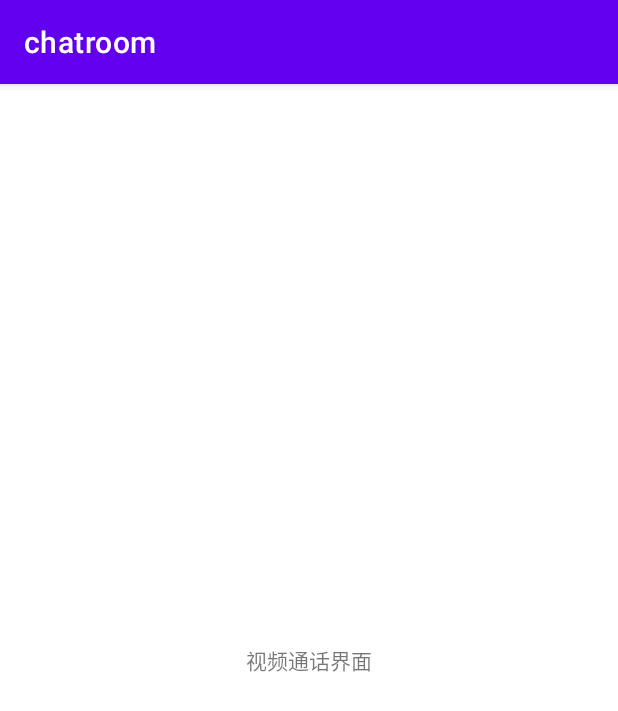
After one commit to xhyf2666/AndroidIM, an Android app: the VideoChatActivity screen opened directly, with no data from a screen before it, on a phone screen of 412 x 824 dp. The commit adds this screen. Shown: the top 711 px of the screen. Run offline under Robolectric (Android 15) with nearby library versions, the phone set to English and light mode, and no system bars.

Commit message:
视频通话请求

```diff
--- a/app/src/main/AndroidManifest.xml
+++ b/app/src/main/AndroidManifest.xml
@@ -13,13 +13,16 @@
         android:allowBackup="true"
         android:dataExtractionRules="@xml/data_extraction_rules"
         android:fullBackupContent="@xml/backup_rules"
-        android:requestLegacyExternalStorage="true"
         android:icon="@mipmap/ic_launcher"
         android:label="@string/app_name"
+        android:requestLegacyExternalStorage="true"
         android:roundIcon="@mipmap/ic_launcher_round"
         android:supportsRtl="true"
         android:theme="@style/Theme.Chatroom"
         tools:targetApi="31">
+        <activity
+            android:name=".Activity.VideoChatActivity"
+            android:exported="false" />
         <activity
             android:name=".Activity.PrivateActivity"
             android:exported="false" />
--- /dev/null
+++ b/app/src/main/java/com/example/chatroom/Activity/VideoChatActivity.kt
@@ -0,0 +1,12 @@
+package com.example.chatroom.Activity
+
+import androidx.appcompat.app.AppCompatActivity
+import android.os.Bundle
+import com.example.chatroom.R
+
+class VideoChatActivity : AppCompatActivity() {
+    override fun onCreate(savedInstanceState: Bundle?) {
+        super.onCreate(savedInstanceState)
+        setContentView(R.layout.activity_video_chat)
+    }
+}
--- a/app/src/main/java/com/example/chatroom/Fragment/GroupFragment.kt
+++ b/app/src/main/java/com/example/chatroom/Fragment/GroupFragment.kt
@@ -170,7 +170,6 @@ class GroupFragment : Fragment() {
         }
     }
 
-    //显示删除录音提示框
     private fun showDonwloadDialog(fileSaver: FileSaver) {
         val builder = AlertDialog.Builder(context)
         builder.setTitle("文件下载")
--- a/app/src/main/java/com/example/chatroom/Fragment/PrivateFragment.kt
+++ b/app/src/main/java/com/example/chatroom/Fragment/PrivateFragment.kt
@@ -83,8 +83,8 @@ class PrivateFragment : Fragment() {
     override fun onResume() {
         super.onResume()
         Thread(Runnable {
+            Content.client.getUserList()
             Content.client.getUserNameList()
-            Content.client.getUserList()
         }).start()
     }
 
--- a/app/src/main/java/com/example/chatroom/model/Common.java
+++ b/app/src/main/java/com/example/chatroom/model/Common.java
@@ -7,4 +7,7 @@ public class Common {
     static public final int handler_sendFileSuccess=4;
     static public final int handler_fileInfo=5;
     static public final int handler_sendFile=6;
+    static public final int handler_videoChatRequest=7;
+    static public final int handler_videoChatReject=8;
+    static public final int handler_videoChatAccept=9;
 }
--- a/app/src/main/java/com/example/chatroom/model/Content.java
+++ b/app/src/main/java/com/example/chatroom/model/Content.java
@@ -20,6 +20,7 @@ public class Content {
     public static Handler privateHandler;
     public static Handler groupChatHandler;
     public static Handler privateChatHandler;
+    public static Handler mainHandler;
     //public static ArrayList<String> msg = new ArrayList<>();
     public static String foucedPrivateUser;
     public static HashMap<String, Integer> userList = new HashMap();//当前的用户列表<用户名， 用户ID>
--- /dev/null
+++ b/app/src/main/res/layout/activity_video_chat.xml
@@ -0,0 +1,18 @@
+<?xml version="1.0" encoding="utf-8"?>
+<androidx.constraintlayout.widget.ConstraintLayout xmlns:android="http://schemas.android.com/apk/res/android"
+    xmlns:app="http://schemas.android.com/apk/res-auto"
+    xmlns:tools="http://schemas.android.com/tools"
+    android:layout_width="match_parent"
+    android:layout_height="match_parent"
+    tools:context=".Activity.VideoChatActivity">
+
+    <TextView
+        android:id="@+id/textView"
+        android:layout_width="wrap_content"
+        android:layout_height="wrap_content"
+        android:text="视频通话界面"
+        app:layout_constraintBottom_toBottomOf="parent"
+        app:layout_constraintEnd_toEndOf="parent"
+        app:layout_constraintStart_toStartOf="parent"
+        app:layout_constraintTop_toTopOf="parent" />
+</androidx.constraintlayout.widget.ConstraintLayout>
```
Also changed, not shown: app/src/main/java/com/example/chatroom/Activity/MainActivity.kt (+42 -0 lines), app/src/main/java/com/example/chatroom/Activity/PrivateActivity.kt (+22 -0 lines), app/src/main/java/com/example/chatroom/Client/ClientReceiveThread.java (+34 -47 lines), app/src/main/res/layout/activity_private.xml (+12 -0 lines), app/src/main/res/drawable-hdpi/ic_video_chat.png (added), app/src/main/res/drawable-mdpi/ic_video_chat.png (added), app/src/main/res/drawable-xhdpi/ic_video_chat.png (added), app/src/main/res/drawable-xxhdpi/ic_video_chat.png (added), app/src/main/res/drawable-xxxhdpi/ic_video_chat.png (added).
